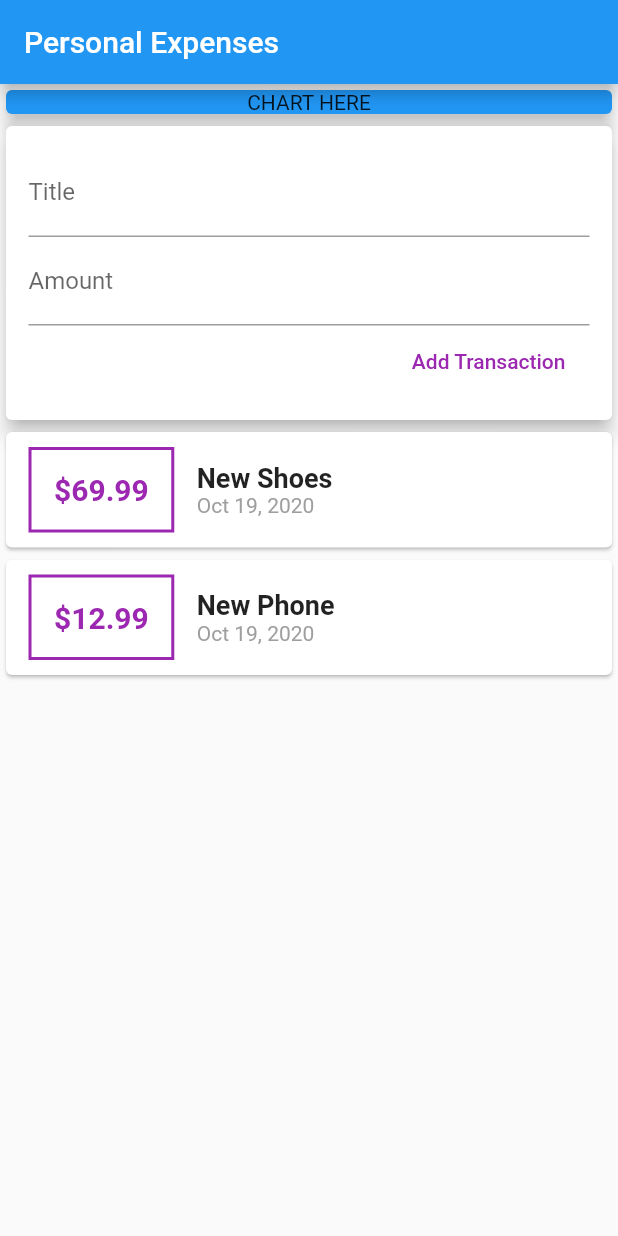
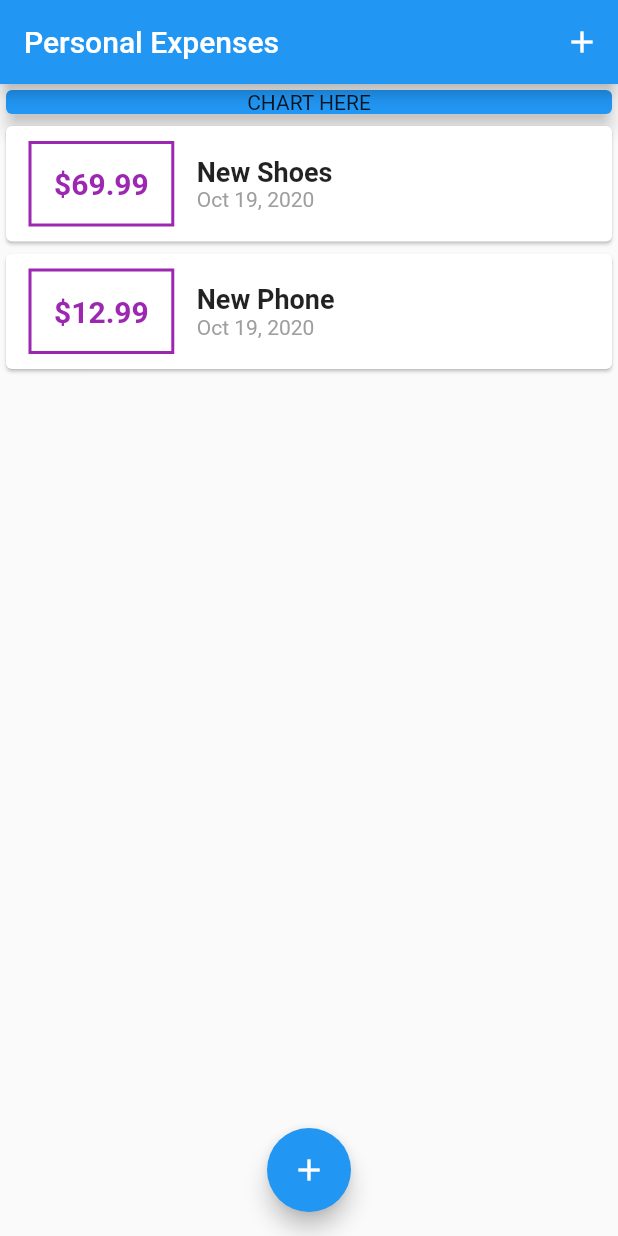
Before and after one commit to TomekLesniak/PersonalExpensesApp, a Flutter app: the screen it shows after launch, on a phone screen of 412 x 824 dp. Run offline on Flutter 3.47's test engine with Material 2 defaults, Android fonts, the phone set to English and light mode, and no system bars.

Commit message:
Show modal bottom sheet to add new transaction

```diff
--- a/lib/main.dart
+++ b/lib/main.dart
@@ -1,6 +1,8 @@
-import 'package:PersonalExpensesApp/widgets/user_transactions.dart';
 import 'package:flutter/material.dart';
 
+import './widgets/new_transaction.dart';
+import './models/transaction.dart';
+import './widgets/transaction_list.dart';
 
 void main() {
   runApp(MyApp());
@@ -22,14 +24,55 @@ class MyHomePage extends StatefulWidget {
 }
 
 class _MyHomePageState extends State<MyHomePage> {
-  final titleController = TextEditingController();
-  final amountController = TextEditingController();
+
+  final List<Transaction> _userTransactions = [
+    Transaction(
+      id: 't1',
+      title: 'New Shoes',
+      amount: 69.99,
+      date: DateTime.now(),
+    ),
+    Transaction(
+      id: 't2',
+      title: 'New Phone',
+      amount: 12.99,
+      date: DateTime.now(),
+    ),
+  ];
+
+  void _addNewTransaction(String title, double amount) {
+    setState(() {
+      _userTransactions.add(Transaction(
+          title: title,
+          amount: amount,
+          id: DateTime.now().toString(),
+          date: DateTime.now()));
+    });
+  }
+
+  void _startAddNewTransaction(BuildContext ctx) {
+    showModalBottomSheet(
+        context: ctx,
+        builder: (builderContext) {
+          return GestureDetector(child: NewTransaction(_addNewTransaction),
+          onTap: () {},
+          behavior: HitTestBehavior.opaque,);
+        });
+  }
 
   @override
   Widget build(BuildContext context) {
     return Scaffold(
       appBar: AppBar(
         title: Text('Personal Expenses'),
+        actions: [
+          IconButton(
+            icon: Icon(
+              Icons.add,
+            ),
+            onPressed: () => _startAddNewTransaction(context),
+          ),
+        ],
       ),
       body: SingleChildScrollView(
         child: Column(
@@ -47,9 +90,14 @@ class _MyHomePageState extends State<MyHomePage> {
                 color: Colors.blue,
               ),
             ),
-            UserTransactions(),
+            TransactionList(_userTransactions),
           ],
         ),
+      ),
+      floatingActionButtonLocation: FloatingActionButtonLocation.centerFloat,
+      floatingActionButton: FloatingActionButton(
+        child: Icon(Icons.add),
+        onPressed: () => _startAddNewTransaction(context),
       ),
     );
   }
--- a/lib/widgets/transaction_list.dart
+++ b/lib/widgets/transaction_list.dart
@@ -29,7 +29,7 @@ class TransactionList extends StatelessWidget {
                     ),
                   ),
                   child: Text(
-                    '\$${transactions[index].amount}',
+                    '\$${transactions[index].amount.toStringAsFixed(2)}',
                     style: TextStyle(
                       color: Colors.purple,
                       fontWeight: FontWeight.bold,
--- a/lib/widgets/user_transactions.dart
+++ /dev/null
@@ -1,47 +0,0 @@
-import 'package:flutter/material.dart';
-
-import '../models/transaction.dart';
-import '../widgets/transaction_list.dart';
-import './new_transaction.dart';
-
-class UserTransactions extends StatefulWidget {
-  @override
-  _UserTransactionsState createState() => _UserTransactionsState();
-}
-
-class _UserTransactionsState extends State<UserTransactions> {
-  final List<Transaction> _userTransactions = [
-    Transaction(
-      id: 't1',
-      title: 'New Shoes',
-      amount: 69.99,
-      date: DateTime.now(),
-    ),
-    Transaction(
-      id: 't2',
-      title: 'New Phone',
-      amount: 12.99,
-      date: DateTime.now(),
-    ),
-  ];
-
-  void _addNewTransaction(String title, double amount) {
-    setState(() {
-      _userTransactions.add(Transaction(
-          title: title,
-          amount: amount,
-          id: DateTime.now().toString(),
-          date: DateTime.now()));
-    });
-  }
-
-  @override
-  Widget build(BuildContext context) {
-    return Column(
-      children: [
-        NewTransaction(_addNewTransaction),
-        TransactionList(_userTransactions),
-      ],
-    );
-  }
-}
```
Also changed, not shown: lib/widgets/new_transaction.dart (+24 -7 lines).
